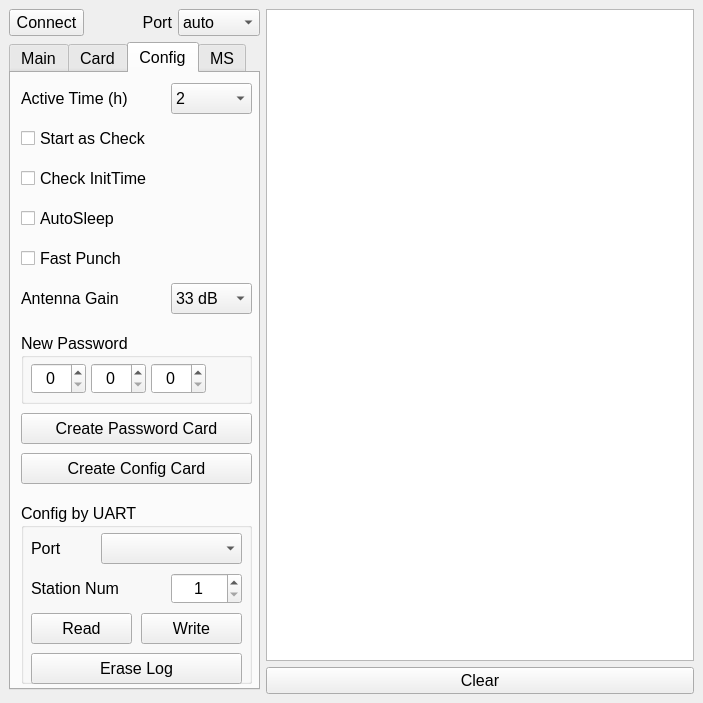
Qt form design.ui (sportiduino/SportiduinoPQ) before a commit.
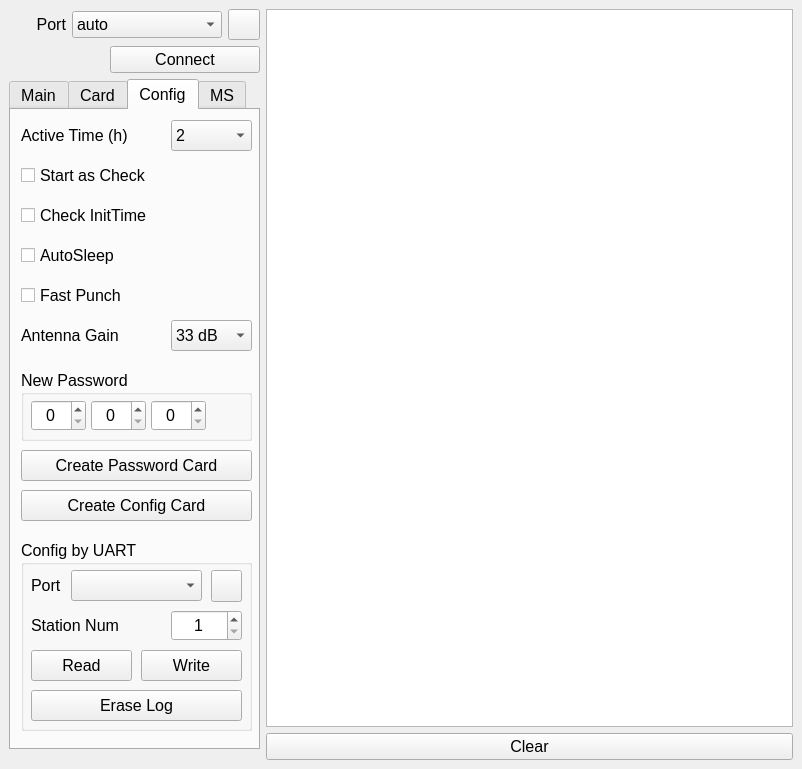
The same form after that commit. The open tabs and pages were chosen to show the change.

Commit message: Added refresh ports buttons Fixed widget width for correct text view

```diff
--- a/design.ui
+++ b/design.ui
@@ -6,8 +6,8 @@
    <rect>
     <x>0</x>
     <y>0</y>
-    <width>703</width>
-    <height>703</height>
+    <width>802</width>
+    <height>769</height>
    </rect>
   </property>
   <property name="windowTitle">
@@ -22,33 +22,6 @@
      <layout class="QVBoxLayout" name="verticalLayout">
       <item>
        <layout class="QHBoxLayout" name="horizontalLayout">
-        <item>
-         <widget class="QPushButton" name="connectButton">
-          <property name="sizePolicy">
-           <sizepolicy hsizetype="Maximum" vsizetype="Fixed">
-            <horstretch>0</horstretch>
-            <verstretch>0</verstretch>
-           </sizepolicy>
-          </property>
-          <property name="maximumSize">
-           <size>
-            <width>75</width>
-            <height>16777215</height>
-           </size>
-          </property>
-          <property name="font">
-           <font>
-            <pointsize>12</pointsize>
-           </font>
-          </property>
-          <property name="locale">
-           <locale language="English" country="UnitedStates"/>
-          </property>
-          <property name="text">
-           <string>Connect</string>
-          </property>
-         </widget>
-        </item>
         <item>
          <widget class="QLabel" name="label_8">
           <property name="enabled">
@@ -72,6 +45,18 @@
         </item>
         <item>
          <widget class="QComboBox" name="cbChoiseCom">
+          <property name="sizePolicy">
+           <sizepolicy hsizetype="Minimum" vsizetype="Fixed">
+            <horstretch>0</horstretch>
+            <verstretch>0</verstretch>
+           </sizepolicy>
+          </property>
+          <property name="minimumSize">
+           <size>
+            <width>150</width>
+            <height>0</height>
+           </size>
+          </property>
           <property name="font">
            <font>
             <pointsize>12</pointsize>
@@ -87,8 +72,60 @@
           </item>
          </widget>
         </item>
+        <item>
+         <widget class="QPushButton" name="refreshPortsButton1">
+          <property name="minimumSize">
+           <size>
+            <width>0</width>
+            <height>31</height>
+           </size>
+          </property>
+          <property name="maximumSize">
+           <size>
+            <width>32</width>
+            <height>16777215</height>
+           </size>
+          </property>
+          <property name="text">
+           <string/>
+          </property>
+         </widget>
+        </item>
        </layout>
       </item>
+      <item alignment="Qt::AlignRight">
+       <widget class="QPushButton" name="connectButton">
+        <property name="sizePolicy">
+         <sizepolicy hsizetype="Maximum" vsizetype="Fixed">
+          <horstretch>0</horstretch>
+          <verstretch>0</verstretch>
+         </sizepolicy>
+        </property>
+        <property name="minimumSize">
+         <size>
+          <width>150</width>
+          <height>0</height>
+         </size>
+        </property>
+        <property name="maximumSize">
+         <size>
+          <width>75</width>
+          <height>16777215</height>
+         </size>
+        </property>
+        <property name="font">
+         <font>
+          <pointsize>12</pointsize>
+         </font>
+        </property>
+        <property name="locale">
+         <locale language="English" country="UnitedStates"/>
+        </property>
+        <property name="text">
+         <string>Connect</string>
+        </property>
+       </widget>
+      </item>
       <item>
        <widget class="QScrollArea" name="scrollArea">
         <property name="sizePolicy">
@@ -115,7 +152,7 @@
            <x>0</x>
            <y>0</y>
            <width>251</width>
-           <height>648</height>
+           <height>670</height>
           </rect>
          </property>
          <widget class="QTabWidget" name="Log">
@@ -124,7 +161,7 @@
             <x>0</x>
             <y>0</y>
             <width>251</width>
-            <height>648</height>
+            <height>671</height>
            </rect>
           </property>
           <property name="sizePolicy">
@@ -1000,7 +1037,7 @@
               <x>10</x>
               <y>430</y>
               <width>231</width>
-              <height>181</height>
+              <height>191</height>
              </rect>
             </property>
             <property name="title">
@@ -1009,9 +1046,9 @@
             <widget class="QComboBox" name="cbUartPort">
              <property name="geometry">
               <rect>
-               <x>80</x>
+               <x>50</x>
                <y>30</y>
-               <width>141</width>
+               <width>131</width>
                <height>31</height>
               </rect>
              </property>
@@ -1029,7 +1066,7 @@
               <rect>
                <x>10</x>
                <y>30</y>
-               <width>61</width>
+               <width>41</width>
                <height>31</height>
               </rect>
              </property>
@@ -1142,6 +1179,19 @@
               <string>Erase Log</string>
              </property>
             </widget>
+            <widget class="QPushButton" name="refreshPortsButton2">
+             <property name="geometry">
+              <rect>
+               <x>190</x>
+               <y>30</y>
+               <width>31</width>
+               <height>32</height>
+              </rect>
+             </property>
+             <property name="text">
+              <string/>
+             </property>
+            </widget>
            </widget>
            <widget class="QComboBox" name="cbAntennaGain">
             <property name="geometry">
```
Left out of the diff: 1 changed line with no effect on the pictures. The commit also changes 6 other files.
